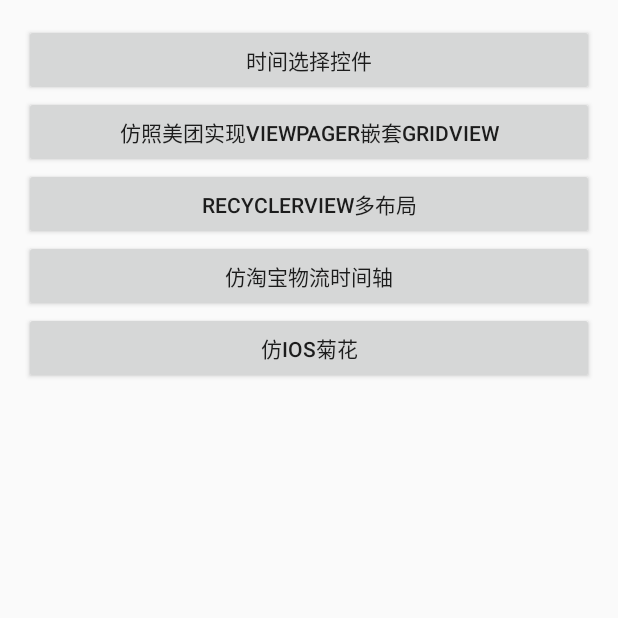
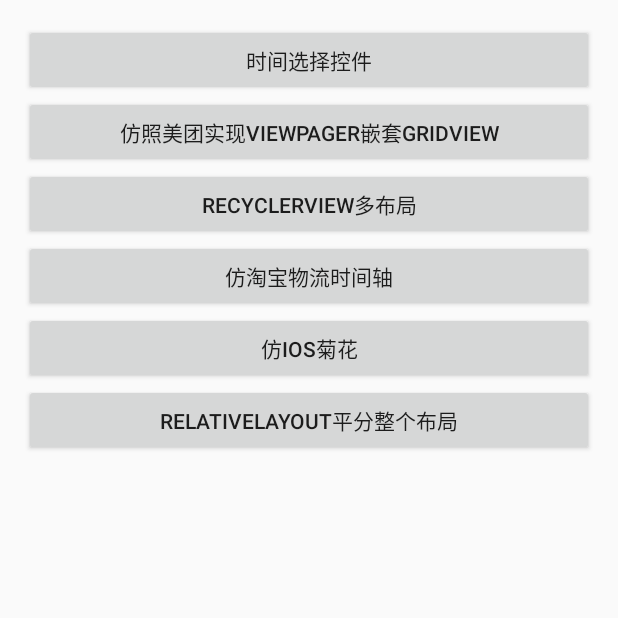
Before and after one commit to liuglgithub/DailySummary, an Android app: the UIMain3Activity screen opened directly, with no data from a screen before it, on a phone screen of 412 x 824 dp, the top half of it. Run offline under Robolectric (Android 15) with nearby library versions, the phone set to English and light mode, and no system bars; our stand-ins replace ButterKnife; libraries missing offline, so code that uses them is left out: com.orhanobut.logger; 2 statements that could not run were skipped.

Commit message:
平分相对布局

```diff
--- a/app/src/main/java/com/liugl/alltest/view/UIMain3Activity.java
+++ b/app/src/main/java/com/liugl/alltest/view/UIMain3Activity.java
@@ -11,6 +11,7 @@ import com.liugl.alltest.R;
 import com.liugl.alltest.view.datapick.DatePickActivity;
 import com.liugl.alltest.view.progress.Progress01Activity;
 import com.liugl.alltest.view.recyclerviewmulitlayout.RecycleViewMulitLayoutActivity;
+import com.liugl.alltest.view.relatvie.Relativelayout_Activity;
 import com.liugl.alltest.view.shijianzhou.ShiJianZhouActivity;
 import com.liugl.alltest.view.viewpagernetsgridview.ViewPagerNestGridViewActivity;
 
@@ -32,6 +33,8 @@ public class UIMain3Activity extends BaseActivity {
     Button timezhou;
     @BindView(R.id.progressJvhua)
     Button progressJvhua;
+    @BindView(R.id.relativeAverage)
+    Button relativeAverage;
 
     @Override
     protected void onCreate(Bundle savedInstanceState) {
@@ -40,7 +43,7 @@ public class UIMain3Activity extends BaseActivity {
         ButterKnife.bind(this);
     }
 
-    @OnClick({R.id.progressJvhua,R.id.timezhou,R.id.vpgridview, R.id.datapic,R.id.rvmulit})
+    @OnClick({R.id.relativeAverage,R.id.progressJvhua,R.id.timezhou,R.id.vpgridview, R.id.datapic,R.id.rvmulit})
     public void onBtnClick(View view) {
 
         switch (view.getId()) {
@@ -64,6 +67,12 @@ public class UIMain3Activity extends BaseActivity {
                 Intent progressJvhuaIntent = new Intent(this, Progress01Activity.class);
                 startActivity(progressJvhuaIntent);
                 break;
+            case R.id.relativeAverage:
+
+                Intent relativeAverageIntent = new Intent(this, Relativelayout_Activity.class);
+                startActivity(relativeAverageIntent);
+
+                break;
         }
 
     }
--- a/app/src/main/res/layout/activity_uimain3.xml
+++ b/app/src/main/res/layout/activity_uimain3.xml
@@ -51,6 +51,13 @@
             android:text="仿ios菊花"
             />
 
+        <Button
+            android:id="@+id/relativeAverage"
+            android:layout_width="match_parent"
+            android:layout_height="wrap_content"
+            android:text="RelativeLayout平分整个布局"
+            />
+
     </LinearLayout>
 
 </ScrollView>
```
Also changed, not shown: app/src/main/AndroidManifest.xml (+82 -84 lines), app/src/main/java/com/liugl/alltest/view/relatvie/Relativelayout_Activity.java (added, +15 -0 lines), app/src/main/res/layout/activity_relativelayout_.xml (added, +32 -0 lines).
